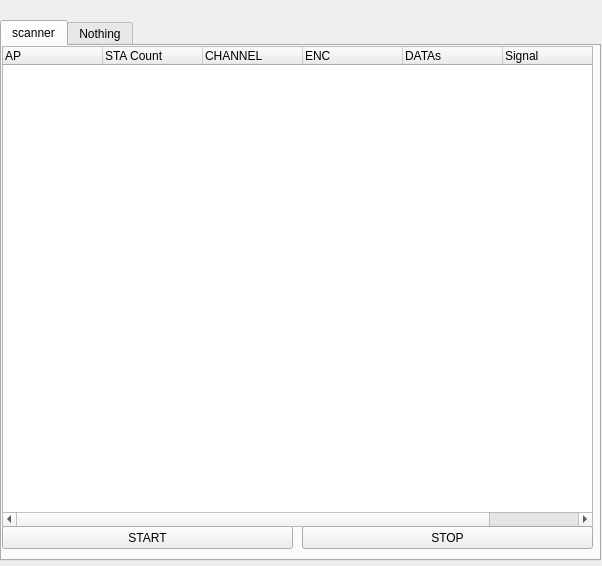
Old version of the form wireless_hack/widget.ui in the repository skyclad0x7b7/WirelessHack.
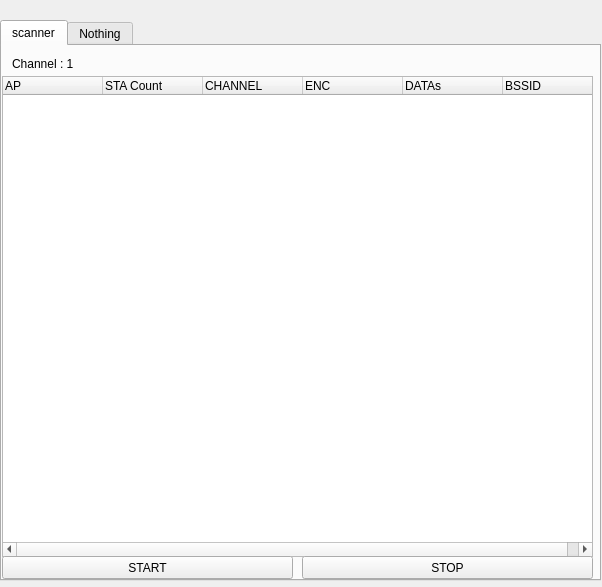
New version of the form.

What changed in the file:
```diff
--- a/wireless_hack/widget.ui
+++ b/wireless_hack/widget.ui
@@ -7,7 +7,7 @@
     <x>0</x>
     <y>0</y>
     <width>602</width>
-    <height>566</height>
+    <height>587</height>
    </rect>
   </property>
   <property name="windowTitle">
@@ -19,7 +19,7 @@
      <x>0</x>
      <y>20</y>
      <width>601</width>
-     <height>541</height>
+     <height>561</height>
     </rect>
    </property>
    <property name="currentIndex">
@@ -33,7 +33,7 @@
      <property name="geometry">
       <rect>
        <x>0</x>
-       <y>0</y>
+       <y>30</y>
        <width>591</width>
        <height>481</height>
       </rect>
@@ -63,11 +63,6 @@
        <string>DATAs</string>
       </property>
      </column>
-     <column>
-      <property name="text">
-       <string>Signal</string>
-      </property>
-     </column>
      <column>
       <property name="text">
        <string>BSSID</string>
@@ -78,7 +73,7 @@
      <property name="geometry">
       <rect>
        <x>0</x>
-       <y>480</y>
+       <y>510</y>
        <width>291</width>
        <height>23</height>
       </rect>
@@ -91,7 +86,7 @@
      <property name="geometry">
       <rect>
        <x>300</x>
-       <y>480</y>
+       <y>510</y>
        <width>291</width>
        <height>23</height>
       </rect>
@@ -100,6 +95,19 @@
       <string>STOP</string>
      </property>
     </widget>
+    <widget class="QLabel" name="channelLabel">
+     <property name="geometry">
+      <rect>
+       <x>10</x>
+       <y>10</y>
+       <width>101</width>
+       <height>16</height>
+      </rect>
+     </property>
+     <property name="text">
+      <string>Channel : 1</string>
+     </property>
+    </widget>
    </widget>
    <widget class="QWidget" name="tab_2">
     <attribute name="title">
```
